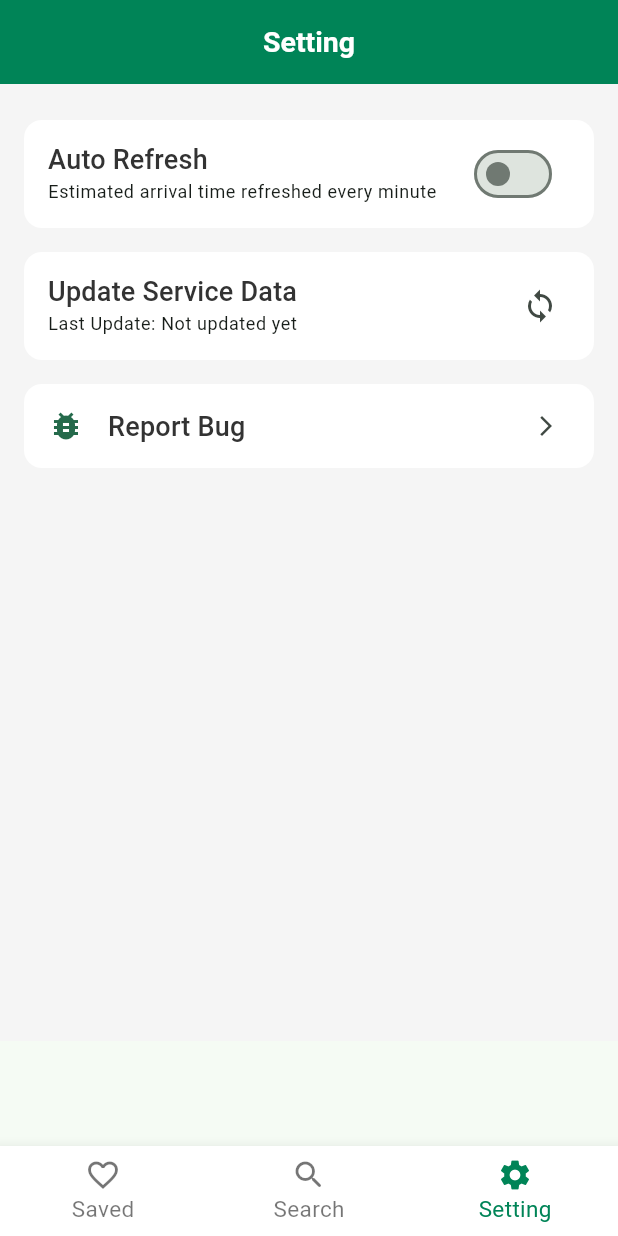
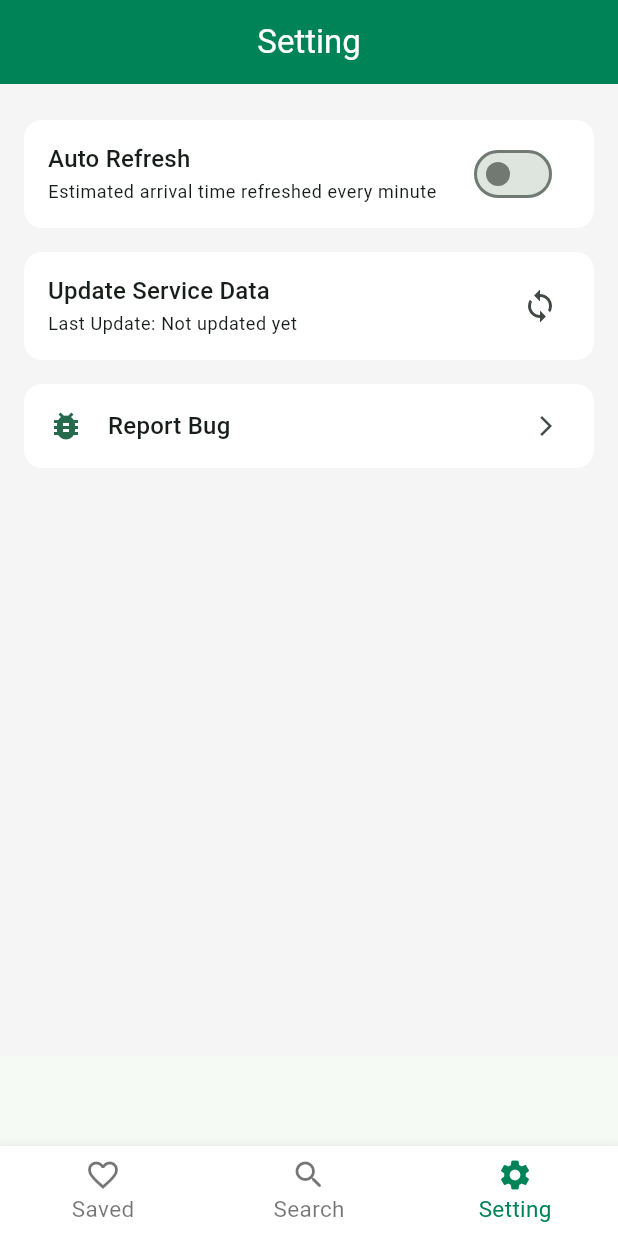
Before and after one commit to Tech-Chao/wmata_bus, a Flutter app: the screen it shows after launch, item 3 of the bottom bar chosen, after a tap on "Update Service Data", on a phone screen of 412 x 824 dp. Run offline on Flutter 3.47's test engine with Material 3 defaults, Android fonts, the light colour scheme and no system bars; our stand-ins replace google_mobile_ads, in_app_review, scrollable_positioned_list, shared_preferences; missing offline and left inert: app_tracking_transparency; network calls fail.

```diff
--- a/lib/Utils/const_tool.dart
+++ b/lib/Utils/const_tool.dart
@@ -22,6 +22,6 @@ class ConstTool {
   static String kiOSReleaseOpenAdId = "ca-app-pub-2502829248373257/2699948785";
 
   // 常来那个名称
-  static String kAllRouteskey = "kAllRouteskey";
   static String kAllRailRouteskey = "kAllRailRouteskey";
+  static String kAllBusRouteskey = "kAllBusRouteskey";
 }
--- a/lib/main.dart
+++ b/lib/main.dart
@@ -24,7 +24,6 @@ void main() async {
   }
   // 异步加载本地公交数据JSON
   List<BusRoute>? routes = await loadRouteData();
-
   List<RailRoute>? railRoutes = await loadRailRoutesData();
 
   List<BusStop> favoriteStops = await FavoriteStorer.getFavoriteBusStops();
@@ -44,29 +43,29 @@ void main() async {
   ], child: const MyApp()));
 }
 
-const defaultTextThemeData = TextTheme(
-  headlineLarge: TextStyle(
-      fontSize: 22.0, fontWeight: FontWeight.bold, color: Colors.white),
-  headlineMedium: TextStyle(
-      fontSize: 19.0, fontWeight: FontWeight.bold, color: Colors.white),
-  headlineSmall: TextStyle(
-      fontSize: 16.0, fontWeight: FontWeight.bold, color: Colors.white),
-  titleLarge: TextStyle(fontSize: 20.0),
-  titleMedium: TextStyle(fontSize: 18.0, color: Color(0xff333333)),
-  titleSmall: TextStyle(fontSize: 14.0, color: Color(0xff333333)),
-);
+// const defaultTextThemeData = TextTheme(
+//   headlineLarge: TextStyle(
+//       fontSize: 22.0, fontWeight: FontWeight.bold, color: Colors.white),
+//   headlineMedium: TextStyle(
+//       fontSize: 19.0, fontWeight: FontWeight.bold, color: Colors.white),
+//   headlineSmall: TextStyle(
+//       fontSize: 16.0, fontWeight: FontWeight.bold, color: Colors.white),
+//   titleLarge: TextStyle(fontSize: 20.0),
+//   titleMedium: TextStyle(fontSize: 18.0, color: Color(0xff333333)),
+//   titleSmall: TextStyle(fontSize: 14.0, color: Color(0xff333333)),
+// );
 
-const olderTextThemeData = TextTheme(
-  headlineLarge: TextStyle(
-      fontSize: 32.0, fontWeight: FontWeight.bold, color: Colors.white),
-  headlineMedium: TextStyle(
-      fontSize: 28.0, fontWeight: FontWeight.bold, color: Colors.white),
-  headlineSmall: TextStyle(
-      fontSize: 24.0, fontWeight: FontWeight.bold, color: Colors.white),
-  titleLarge: TextStyle(fontSize: 30.0),
-  titleMedium: TextStyle(fontSize: 26.0, color: Color(0xff333333)),
-  titleSmall: TextStyle(fontSize: 20.0, color: Color(0xff333333)),
-);
+// const olderTextThemeData = TextTheme(
+//   headlineLarge: TextStyle(
+//       fontSize: 32.0, fontWeight: FontWeight.bold, color: Colors.white),
+//   headlineMedium: TextStyle(
+//       fontSize: 28.0, fontWeight: FontWeight.bold, color: Colors.white),
+//   headlineSmall: TextStyle(
+//       fontSize: 24.0, fontWeight: FontWeight.bold, color: Colors.white),
+//   titleLarge: TextStyle(fontSize: 30.0),
+//   titleMedium: TextStyle(fontSize: 26.0, color: Color(0xff333333)),
+//   titleSmall: TextStyle(fontSize: 20.0, color: Color(0xff333333)),
+// );
 
 class MyApp extends StatelessWidget {
   const MyApp({super.key});
@@ -95,7 +94,7 @@ class MyApp extends StatelessWidget {
                 style: ElevatedButton.styleFrom(
                     foregroundColor: Colors.white,
                     backgroundColor: const Color(0xff008457))),
-            textTheme: defaultTextThemeData,
+            // textTheme: defaultTextThemeData,
             floatingActionButtonTheme: const FloatingActionButtonThemeData(
                 foregroundColor: Colors.white,
                 backgroundColor: Color(0xff008457))),
@@ -126,7 +125,7 @@ class MyApp extends StatelessWidget {
 Future<List<BusRoute>?> loadRouteData() async {
   try {
     SharedPreferences prefs = await SharedPreferences.getInstance();
-    String? prefsData = prefs.getString(ConstTool.kAllRouteskey);
+    String? prefsData = prefs.getString(ConstTool.kAllBusRouteskey);
     if (prefsData != null) {
       List<Map<String, dynamic>> jsonMaps =
           json.decode(prefsData).cast<Map<String, dynamic>>() ?? [];
--- a/lib/moudle/My/mine_page.dart
+++ b/lib/moudle/My/mine_page.dart
@@ -1,6 +1,7 @@
 import 'dart:convert';
 
 import 'package:wmata_bus/Model/bus_route.dart';
+import 'package:wmata_bus/Model/rail_route.dart';
 import 'package:wmata_bus/Providers/route_provider.dart';
 import 'package:wmata_bus/Utils/const_tool.dart';
 import 'package:wmata_bus/Utils/store_manager.dart';
@@ -83,6 +84,11 @@ class _MinePageViewState extends State<MinePageView> {
       if (temp != null && temp.isNotEmpty) {
         await _updateRouteData(context, temp);
       }
+
+      final tempRail = await APIService.getRailRoutes();
+      if (tempRail != null && tempRail.isNotEmpty) {
+        await _updateRailData(context, tempRail);
+      }
     } finally {
       setState(() => loading = false);
     }
@@ -94,12 +100,17 @@ class _MinePageViewState extends State<MinePageView> {
 
     final prefs = await SharedPreferences.getInstance();
     final newRoutes = json.encode(routes);
-    await prefs.setString(ConstTool.kAllRouteskey, newRoutes);
+    await prefs.setString(ConstTool.kAllBusRouteskey, newRoutes);
 
     final currentTime = DateTime.now().toIso8601String();
     await prefs.setString('last_update_time', currentTime);
 
     setState(() => lastUpdateTime = currentTime);
+  }
+
+  Future<void> _updateRailData(
+      BuildContext context, List<RailRoute> routes) async {
+      Provider.of<AppRouteProvider>(context, listen: false).setRailRoutes(routes);
   }
 
   Widget _buildSettingsSection() {
@@ -174,7 +185,7 @@ class _MinePageViewState extends State<MinePageView> {
         elevation: 0,
         centerTitle: true,
         title:
-            Text('Setting', style: Theme.of(context).textTheme.headlineMedium),
+            Text('Setting', style: Theme.of(context).textTheme.titleLarge?.copyWith(color: Colors.white)),
       ),
       body: ListView(
         children: [
--- a/lib/moudle/Route/View/bus_route_cell.dart
+++ b/lib/moudle/Route/View/bus_route_cell.dart
@@ -37,7 +37,7 @@ class BusRouteCell extends StatelessWidget {
               child: Column(
                 crossAxisAlignment: CrossAxisAlignment.start,
                 children: [
-                  Text(title, style: Theme.of(context).textTheme.titleSmall),
+                  Text(title, style: Theme.of(context).textTheme.titleMedium),
                   Text(fixedSubtitle, style: Theme.of(context).textTheme.bodySmall),
                 ],
               ),
--- a/lib/moudle/Services/api_services.dart
+++ b/lib/moudle/Services/api_services.dart
@@ -5,6 +5,7 @@ import 'package:wmata_bus/Model/bus_incident.dart';
 import 'package:wmata_bus/Model/bus_prediction.dart';
 import 'package:wmata_bus/Model/bus_route_detail.dart';
 import 'package:wmata_bus/Model/bus_route.dart';
+import 'package:wmata_bus/Model/rail_route.dart';
 import 'package:wmata_bus/Model/rail_station.dart';
 import 'package:wmata_bus/Model/rail_predictino.dart';
 
@@ -40,11 +41,11 @@ class APIService {
     }
   }
 
-  // http://api.wmata.com/Rail.svc/json/jStations
-  static Future<List<RailStation>?> getRailStation() async {
+  // http://api.wmata.com/Rail.svc/json/jLines
+  static Future<List<RailRoute>?> getRailRoutes() async {
     try {
       var httpClient = HttpClient();
-      var uri = Uri.parse('http://api.wmata.com/Rail.svc/json/jStations');
+      var uri = Uri.parse('http://api.wmata.com/Rail.svc/json/jLines');
       var request = await httpClient.getUrl(uri);
       request.headers.add(apiKey, key);
       var response = await request.close();
@@ -53,9 +54,9 @@ class APIService {
         var responseBody = await utf8.decodeStream(response);
         Map<String, dynamic> data = json.decode(responseBody);
         List<Map<String, dynamic>> stationMaps =
-            (data["Stations"] as List<dynamic>).cast<Map<String, dynamic>>();
-        List<RailStation> stations =
-            stationMaps.map((e) => RailStation.fromJson(e)).toList();
+            (data["Lines"] as List<dynamic>).cast<Map<String, dynamic>>();
+        List<RailRoute> stations =
+            stationMaps.map((e) => RailRoute.fromJson(e)).toList();
         return stations;
       } else {
         debugPrint('HTTP request failed with status ${response.statusCode}');
--- a/lib/moudle/Stop/incident_page.dart
+++ b/lib/moudle/Stop/incident_page.dart
@@ -67,6 +67,10 @@ class _IncidentPageState extends State<IncidentPage> {
     return Scaffold(
       appBar: AppBar(
         title: const Text('Incidents'),
+        leading: IconButton(
+          icon: const Icon(Icons.close),
+          onPressed: () => Navigator.of(context).pop(),
+        ),
         centerTitle: true,
       ),
       backgroundColor: Theme.of(context).colorScheme.surface,
--- a/lib/moudle/Stop/rail_stop_page.dart
+++ b/lib/moudle/Stop/rail_stop_page.dart
@@ -16,7 +16,7 @@ import 'package:wmata_bus/Utils/const_tool.dart';
 import 'package:wmata_bus/Utils/store_manager.dart';
 import 'package:provider/provider.dart';
 import 'package:scrollable_positioned_list/scrollable_positioned_list.dart';
-import 'package:wmata_bus/moudle/Services/api_services_new.dart';
+import 'package:wmata_bus/moudle/Services/api_services.dart';
 import 'package:wmata_bus/moudle/Stop/View/rail_stop_cell.dart';
 import 'package:wmata_bus/moudle/Stop/incident_page.dart';
 
@@ -251,7 +251,7 @@ class _RailStopPageState extends State<RailStopPage> {
   PreferredSizeWidget _buildAppBar(BuildContext context) {
     return AppBar(
         title: Text(widget.route.displayName ?? "",
-            style: Theme.of(context).textTheme.headlineMedium));
+            style: Theme.of(context).textTheme.headlineSmall?.copyWith(color: Colors.white)));
   }
 
   Widget _buildBody(BuildContext context, List<RailStation> favoriteStations) {
--- a/lib/moudle/Tab/tab_page.dart
+++ b/lib/moudle/Tab/tab_page.dart
@@ -144,7 +144,7 @@ class _MyTabPageState extends State<MyTabPage> {
       ),
       body: Stack(children: [
         Padding(
-          padding: const EdgeInsets.only(bottom: 70),
+          padding: const EdgeInsets.only(bottom: 60),
           child: IndexedStack(index: currentIndex, children: pages),
         ),
         _anchoredAdaptiveAd != null && _isLoaded
--- a/pubspec.yaml
+++ b/pubspec.yaml
@@ -16,7 +16,7 @@ publish_to: "none" # Remove this line if you wish to publish to pub.dev
 # https://developer.apple.com/library/archive/documentation/General/Reference/InfoPlistKeyReference/Articles/CoreFoundationKeys.html
 # In Windows, build-name is used as the major, minor, and patch parts
 # of the product and file versions while build-number is used as the build suffix.
-version: 1.0.0+1
+version: 1.0.1+1
 
 environment:
   sdk: ">=3.2.1 <4.0.0"
```
Also changed, not shown: lib/Utils/favorite_storer.dart (+5 -5 lines), lib/moudle/Arrival/rail_arrival_page.dart (deleted, +0 -339 lines), lib/moudle/Home/favor_page.dart (+82 -94 lines).
